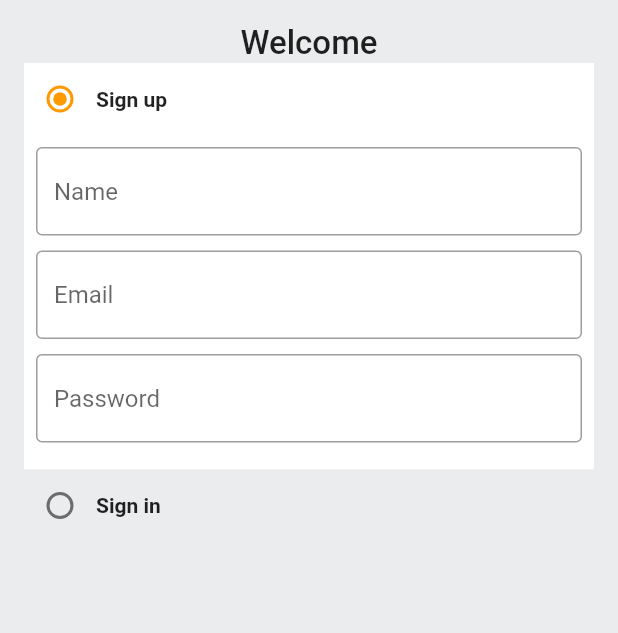
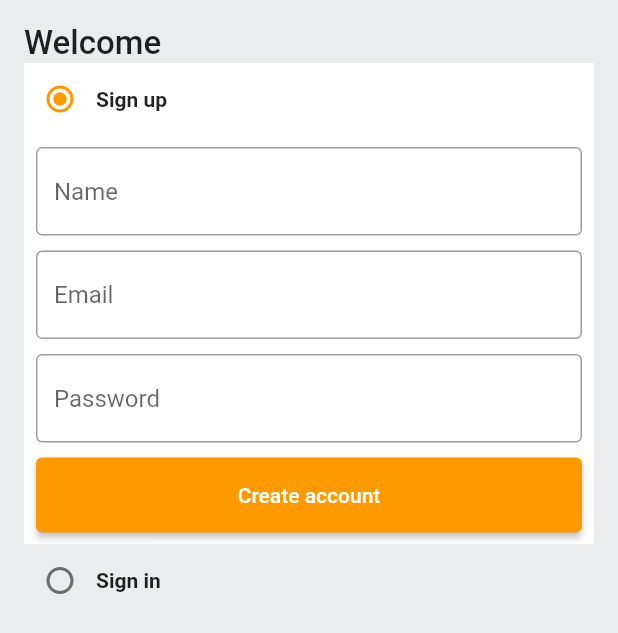
Before and after one commit to kashifmehmood9/flutter-shopping-app, a Flutter app: the AuthScreen screen opened directly, on a phone screen of 412 x 824 dp. Shown: the top 633 px of the screen. Run offline on Flutter 3.47's test engine with Material 2 defaults, Android fonts, the phone set to English and light mode, and no system bars.

```diff
--- /dev/null
+++ b/lib/common/custom_button.dart
@@ -0,0 +1,30 @@
+import 'package:flutter/material.dart';
+
+class CustomButton extends StatelessWidget {
+  final String text;
+  final VoidCallback onTap;
+  final Color? color;
+  const CustomButton({
+    Key? key,
+    required this.text,
+    required this.onTap,
+    this.color,
+  }) : super(key: key);
+
+  @override
+  Widget build(BuildContext context) {
+    return ElevatedButton(
+      child: Text(
+        text,
+        style: TextStyle(
+          color: color == null ? Colors.white : Colors.black,
+        ),
+      ),
+      onPressed: onTap,
+      style: ElevatedButton.styleFrom(
+        minimumSize: const Size(double.infinity, 50),
+        backgroundColor: color,
+      ),
+    );
+  }
+}
--- a/lib/features/screens/auth_screen.dart
+++ b/lib/features/screens/auth_screen.dart
@@ -1,5 +1,6 @@
 import 'package:amazon_clone/Constants/Constants.dart';
-import 'package:amazon_clone/common/CustomTextField.dart';
+import 'package:amazon_clone/common/custom_button.dart';
+import 'package:amazon_clone/common/custom_text_field.dart';
 import 'package:flutter/material.dart';
 
 enum Auth { signin, signup }
@@ -24,6 +25,7 @@ class _AuthScreenState extends State<AuthScreen> {
             child: Padding(
           padding: const EdgeInsets.all(16.0),
           child: Column(
+            crossAxisAlignment: CrossAxisAlignment.start,
             children: [
               const Text(
                 "Welcome",
@@ -80,6 +82,7 @@ class _AuthScreenState extends State<AuthScreen> {
                         SizedBox(
                           height: 10,
                         ),
+                        CustomButton(text: "Create account", onTap: onTap)
                       ],
                     ),
                   ),
@@ -112,7 +115,7 @@ class _AuthScreenState extends State<AuthScreen> {
                   padding: EdgeInsets.all(8),
                   color: GlobalVariables.backgroundColor,
                   child: Form(
-                    key: _signUpFormKey,
+                    key: _signInFormKey,
                     child: Column(
                       children: const [
                         CustomTextField(
@@ -136,3 +139,5 @@ class _AuthScreenState extends State<AuthScreen> {
         )));
   }
 }
+
+void onTap() {}
```
Also changed, not shown: lib/common/custom_text_field.dart (renamed from lib/common/CustomTextField.dart).
